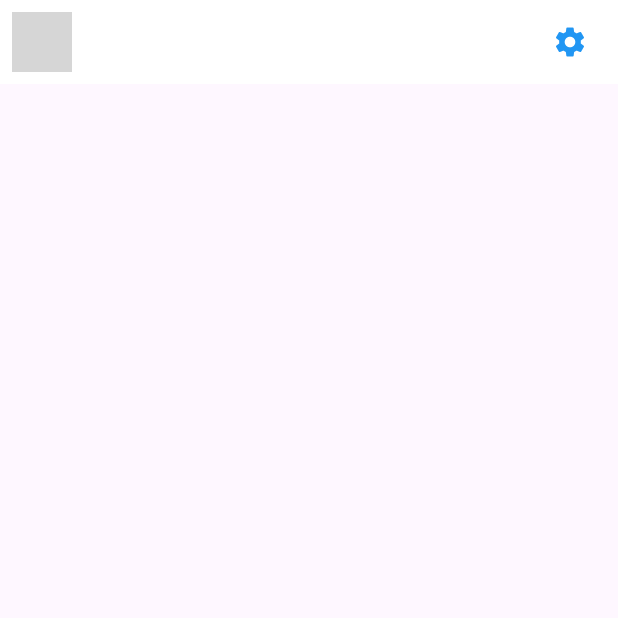
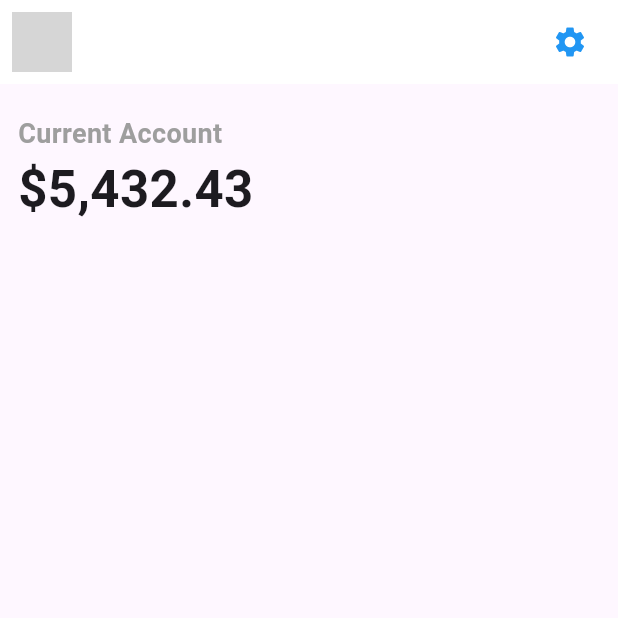
Before and after one commit to tutuldev/expense-app-with-flutter, a Flutter app: the screen it shows after launch, on a phone screen of 412 x 824 dp, the top half of it. Run offline on Flutter 3.47's test engine with Material 3 defaults, Android fonts, the phone set to English and light mode, and no system bars; network calls fail; grey boxes are pictures that could not be loaded.

Commit message:
current account section

```diff
--- a/lib/screens/my_home_screen.dart
+++ b/lib/screens/my_home_screen.dart
@@ -1,3 +1,4 @@
+import 'package:expense_app/screens/widgets/current_account.dart';
 import 'package:flutter/material.dart';
 
 class MyHomeScreen extends StatelessWidget {
@@ -24,6 +25,18 @@ class MyHomeScreen extends StatelessWidget {
           )
         ],
       ),
+      body: Column(
+        children: [
+          //current account blance section
+          CurrentAcount()
+
+          // cards
+
+
+          // transections
+
+        ],
+      ),
     );
   }
 }
--- /dev/null
+++ b/lib/screens/widgets/current_account.dart
@@ -0,0 +1,22 @@
+import 'package:flutter/material.dart';
+
+class CurrentAcount extends StatelessWidget {
+  const CurrentAcount({super.key});
+
+  @override
+  Widget build(BuildContext context) {
+    return  Container(
+      margin: const EdgeInsets.only(top: 20,left: 12),
+      height: 80,
+      child: Column(
+        crossAxisAlignment: CrossAxisAlignment.start,
+        children: const [
+          Text("Current Account",
+            style: TextStyle(
+                fontSize: 18,fontWeight: FontWeight.bold,color: Colors.grey),),
+          Text("\$5,432.43",style: TextStyle(fontSize: 34,fontWeight: FontWeight.bold))
+        ],
+      ),
+    );
+  }
+}
```
